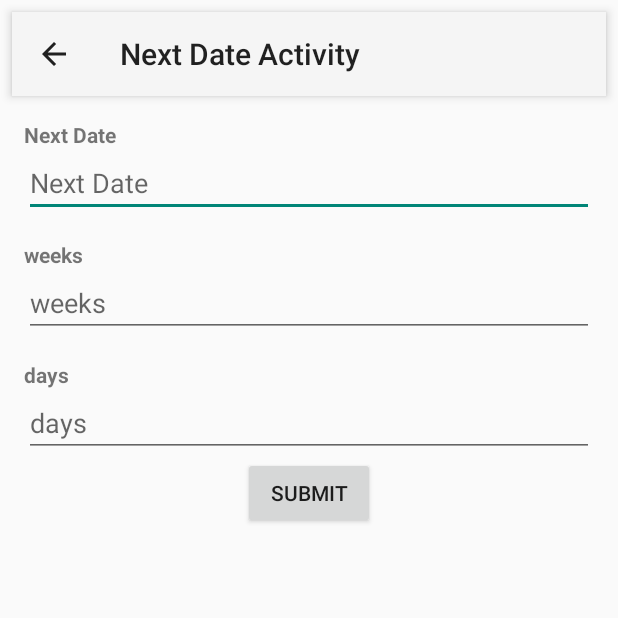
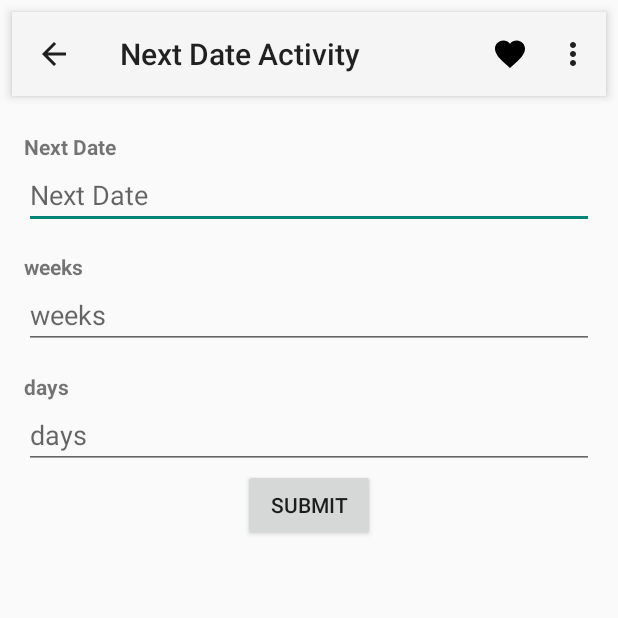
Before and after one commit to shagunakarsh/DrArchita, an Android app: the screen it shows after launch (NextDateActivity), after a tap on "NEXT DATE", on a phone screen of 412 x 824 dp, the top half of it. Run offline under Robolectric (Android 15) with nearby library versions, the phone set to English and light mode, and no system bars.

Commit message:
Base layout and base activity created with a default toolbar to be added in all activities

```diff
--- /dev/null
+++ b/app/src/main/java/com/drarchita/datecalculator/activities/BaseActivity.java
@@ -0,0 +1,35 @@
+package com.drarchita.datecalculator.activities;
+
+import android.os.Bundle;
+import android.support.v7.app.AppCompatActivity;
+import android.support.v7.widget.Toolbar;
+import android.view.Menu;
+
+import com.drarchita.datecalculator.R;
+
+/**
+ * Created by Shagun on 10-11-2017.
+ */
+
+public class BaseActivity extends AppCompatActivity {
+    private Toolbar toolbar;
+
+    protected void init() {
+        toolbar = findViewById(R.id.base_toolbar);
+        setSupportActionBar(toolbar);
+    }
+
+    @Override
+    protected void onCreate(final Bundle savedInstanceState) {
+        super.onCreate(savedInstanceState);
+        setContentView(R.layout.activity_base);
+        init();
+    }
+
+    @Override
+    public boolean onCreateOptionsMenu(Menu menu) {
+        getMenuInflater().inflate(R.menu.menu_list, menu);
+
+        return true;
+    }
+}
--- a/app/src/main/java/com/drarchita/datecalculator/activities/MainActivity.java
+++ b/app/src/main/java/com/drarchita/datecalculator/activities/MainActivity.java
@@ -2,27 +2,24 @@ package com.drarchita.datecalculator.activities;
 
 import android.content.Intent;
 import android.os.Bundle;
-import android.support.v7.app.AppCompatActivity;
-import android.support.v7.widget.Toolbar;
-import android.view.Menu;
 import android.view.View;
 import android.widget.Button;
 
 import com.drarchita.datecalculator.R;
 
-public class MainActivity extends AppCompatActivity {
+public class MainActivity extends BaseActivity {
 
     private static final String TAG = "MainActivity";
     private Button next;
     private Button between;
     private Button lmp;
-    private Toolbar toolbar;
 
-    private void init() {
+    @Override
+    protected void init() {
+        super.init();
         next = findViewById(R.id.next_button);
         lmp = findViewById(R.id.lmp_button);
         between = findViewById(R.id.between_button);
-        toolbar = findViewById(R.id.main_toolbar);
     }
 
     @Override
@@ -30,7 +27,6 @@ public class MainActivity extends AppCompatActivity {
         super.onCreate(savedInstanceState);
         setContentView(R.layout.activity_main);
         init();
-        setSupportActionBar(toolbar);
 
         next.setOnClickListener(new View.OnClickListener() {
             @Override
@@ -60,11 +56,4 @@ public class MainActivity extends AppCompatActivity {
         });
 
     }
-
-    @Override
-    public boolean onCreateOptionsMenu(Menu menu) {
-        getMenuInflater().inflate(R.menu.menu_list, menu);
-
-        return true;
-    }
 }
--- a/app/src/main/java/com/drarchita/datecalculator/activities/NextDateActivity.java
+++ b/app/src/main/java/com/drarchita/datecalculator/activities/NextDateActivity.java
@@ -2,8 +2,6 @@ package com.drarchita.datecalculator.activities;
 
 import android.app.DatePickerDialog;
 import android.os.Bundle;
-import android.support.v7.app.AppCompatActivity;
-import android.support.v7.widget.Toolbar;
 import android.view.View;
 import android.widget.Button;
 import android.widget.DatePicker;
@@ -26,7 +24,7 @@ import java.util.Locale;
  * Created by Shagun on 05-11-2017.
  */
 
-public class NextDateActivity extends AppCompatActivity {
+public class NextDateActivity extends BaseActivity {
 
     private EditText ndDate;
     private EditText ndDays;
@@ -34,16 +32,15 @@ public class NextDateActivity extends AppCompatActivity {
     private TextView ndResult;
     private DatePickerDialog datePickerDialog;
     private Button submit;
-    private Toolbar toolbar;
 
+    @Override
     protected void init() {
-
+        super.init();
         ndDate = findViewById(R.id.nd_date);
         ndWeeks = findViewById(R.id.nd_weeks);
         ndDays = findViewById(R.id.nd_days);
         ndResult = findViewById(R.id.nd_result_text);
         submit = findViewById(R.id.nd_submit);
-        toolbar = findViewById(R.id.nd_toolbar);
     }
 
 
@@ -53,7 +50,6 @@ public class NextDateActivity extends AppCompatActivity {
         setContentView(R.layout.activity_nd);
 
         init();
-        setSupportActionBar(toolbar);
         getSupportActionBar().setDisplayHomeAsUpEnabled(true);
 
         final DateTimeFormatter dateTimeFormatter = DateTimeFormat.forPattern(Constants.DATE_FORMAT);
--- /dev/null
+++ b/app/src/main/res/layout/activity_base.xml
@@ -0,0 +1,29 @@
+<?xml version="1.0" encoding="utf-8"?>
+<android.support.constraint.ConstraintLayout xmlns:android="http://schemas.android.com/apk/res/android"
+    xmlns:app="http://schemas.android.com/apk/res-auto"
+    xmlns:tools="http://schemas.android.com/tools"
+    android:id="@+id/relativeLayout"
+    android:layout_width="match_parent"
+    android:layout_height="match_parent"
+    tools:context="com.drarchita.datecalculator.activities.BaseActivity">
+
+    <android.support.v7.widget.Toolbar
+        android:id="@+id/base_toolbar"
+        android:layout_width="match_parent"
+        android:layout_height="?attr/actionBarSize"
+        android:layout_marginBottom="8dp"
+        android:layout_marginEnd="8dp"
+        android:layout_marginStart="8dp"
+        android:layout_marginTop="8dp"
+        android:background="?attr/colorPrimary"
+        android:elevation="4dp"
+        android:theme="@style/ThemeOverlay.AppCompat.ActionBar"
+        app:layout_constraintBottom_toBottomOf="parent"
+        app:layout_constraintEnd_toEndOf="parent"
+        app:layout_constraintStart_toStartOf="parent"
+        app:layout_constraintTop_toTopOf="parent"
+        app:layout_constraintVertical_bias="0.0"
+        app:popupTheme="@style/ThemeOverlay.AppCompat.Light" />
+
+
+</android.support.constraint.ConstraintLayout>
--- a/app/src/main/res/layout/activity_nd.xml
+++ b/app/src/main/res/layout/activity_nd.xml
@@ -7,23 +7,11 @@
     android:layout_height="match_parent"
     tools:context="com.drarchita.datecalculator.activities.NextDateActivity">
 
-    <android.support.v7.widget.Toolbar
+    <include
         android:id="@+id/nd_toolbar"
+        layout="@layout/activity_base"
         android:layout_width="match_parent"
-        android:layout_height="?attr/actionBarSize"
-        android:layout_marginBottom="8dp"
-        android:layout_marginEnd="8dp"
-        android:layout_marginStart="8dp"
-        android:layout_marginTop="8dp"
-        android:background="?attr/colorPrimary"
-        android:elevation="4dp"
-        android:theme="@style/ThemeOverlay.AppCompat.ActionBar"
-        app:layout_constraintBottom_toTopOf="@+id/nd_date_name"
-        app:layout_constraintTop_toTopOf="parent"
-        app:layout_constraintEnd_toEndOf="parent"
-        app:layout_constraintStart_toStartOf="parent"
-        app:layout_constraintVertical_bias="0.0"
-        app:popupTheme="@style/ThemeOverlay.AppCompat.Light" />
+        android:layout_height="wrap_content"/>
 
     <TextView
         android:id="@+id/nd_date_name"
--- a/app/src/main/res/values/styles.xml
+++ b/app/src/main/res/values/styles.xml
@@ -1,7 +1,7 @@
 <resources>
 
     <!-- Base application theme. -->
-    <style name="AppTheme" parent="Theme.AppCompat.Light.DarkActionBar">
+    <style name="AppTheme" parent="android:Theme.Material">
         <!-- Customize your theme here. -->
         <item name="colorPrimary">@color/colorPrimary</item>
         <item name="colorPrimaryDark">@color/colorPrimaryDark</item>
```
Also changed, not shown: app/src/main/java/com/drarchita/datecalculator/activities/BetweenDatesActivity.java (+3 -6 lines), app/src/main/java/com/drarchita/datecalculator/activities/LMPActivity.java (+4 -7 lines), app/src/main/res/layout/activity_bd.xml (+7 -18 lines), app/src/main/res/layout/activity_lmp.xml (+8 -22 lines), app/src/main/res/layout/activity_main.xml (+1 -17 lines).
